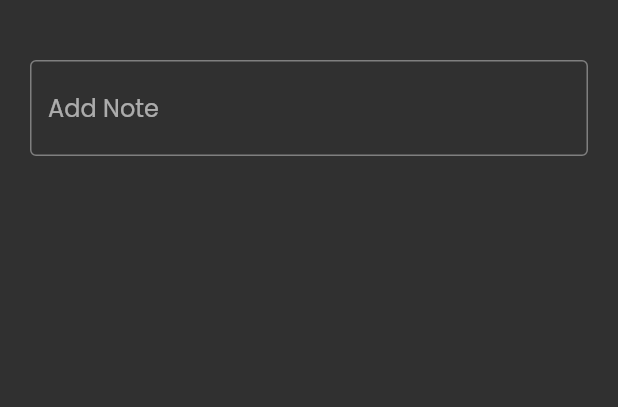
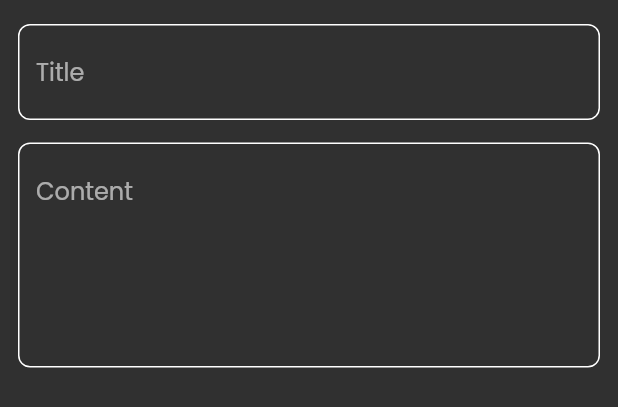
Before and after one commit to omarmaamoun179/notes_aap, a Flutter app: the AddNote widget shown alone on an empty page, opened directly, on a phone screen of 412 x 824 dp. Shown: the top 407 px of the screen. Run offline on Flutter 3.47's test engine with Material 2 defaults, Android fonts, the phone set to English and light mode, and no system bars.

Commit message:
create text field and screen of edit

```diff
--- /dev/null
+++ b/lib/views/edit_note_view.dart
@@ -0,0 +1,13 @@
+import 'package:flutter/material.dart';
+import 'package:notes_app/views/widgets/edit_note.dart';
+
+class EditNoteView extends StatelessWidget {
+  const EditNoteView({super.key});
+
+  @override
+  Widget build(BuildContext context) {
+    return Scaffold(
+      body: EditNote(),
+    );
+  }
+}
--- a/lib/views/widgets/bottom_sheet.dart
+++ b/lib/views/widgets/bottom_sheet.dart
@@ -1,4 +1,5 @@
 import 'package:flutter/material.dart';
+import 'package:notes_app/views/widgets/custom_textfield.dart';
 
 class AddNote extends StatelessWidget {
   const AddNote({super.key});
@@ -6,20 +7,23 @@ class AddNote extends StatelessWidget {
   @override
   Widget build(BuildContext context) {
     return Container(
-      child: Column(
-        // ignore: prefer_const_literals_to_create_immutables
-        children: [
-          const Padding(
-            padding: EdgeInsets.only(top: 40,
-            right: 20,
-            left: 20,
+      child: Padding(
+        padding: const EdgeInsets.symmetric(horizontal: 12,
+        vertical: 16),
+        child: Column(
+          // ignore: prefer_const_literals_to_create_immutables
+          children: const [
+            CustomTextField(hint: 'Title'),
+            SizedBox(
+              height: 15,
             ),
-            child: TextField(
-              decoration: InputDecoration(
-                  border: OutlineInputBorder(), hintText: 'Add Note'),
+
+            CustomTextField(
+              hint: 'Content',
+              maxLines: 5,
             ),
-          ),
-        ],
+          ],
+        ),
       ),
     );
   }
--- /dev/null
+++ b/lib/views/widgets/custom_textfield.dart
@@ -0,0 +1,28 @@
+import 'package:flutter/material.dart';
+
+class CustomTextField extends StatelessWidget {
+  const CustomTextField({super.key, required this.hint, this.maxLines = 1});
+  final String hint;
+  final int maxLines;
+  @override
+  Widget build(BuildContext context) {
+    return TextField(
+      maxLines: maxLines,
+
+      cursorColor: Color(0xff53EBD6),
+      decoration: InputDecoration(border: buildBorder(), hintText: hint,
+      enabledBorder: buildBorder(),
+      focusedBorder: buildBorder(Color(0xff53EBD6)),
+      ),
+    );
+  }
+OutlineInputBorder buildBorder([color]) => OutlineInputBorder(
+
+        borderRadius: BorderRadius.circular(8),
+
+
+        borderSide: BorderSide(color: color ?? Colors.white),
+      );
+
+
+}
--- /dev/null
+++ b/lib/views/widgets/edit_note.dart
@@ -0,0 +1,10 @@
+import 'package:flutter/material.dart';
+
+class EditNote extends StatelessWidget {
+  const EditNote({super.key});
+
+  @override
+  Widget build(BuildContext context) {
+    return Scaffold();
+  }
+}
```
